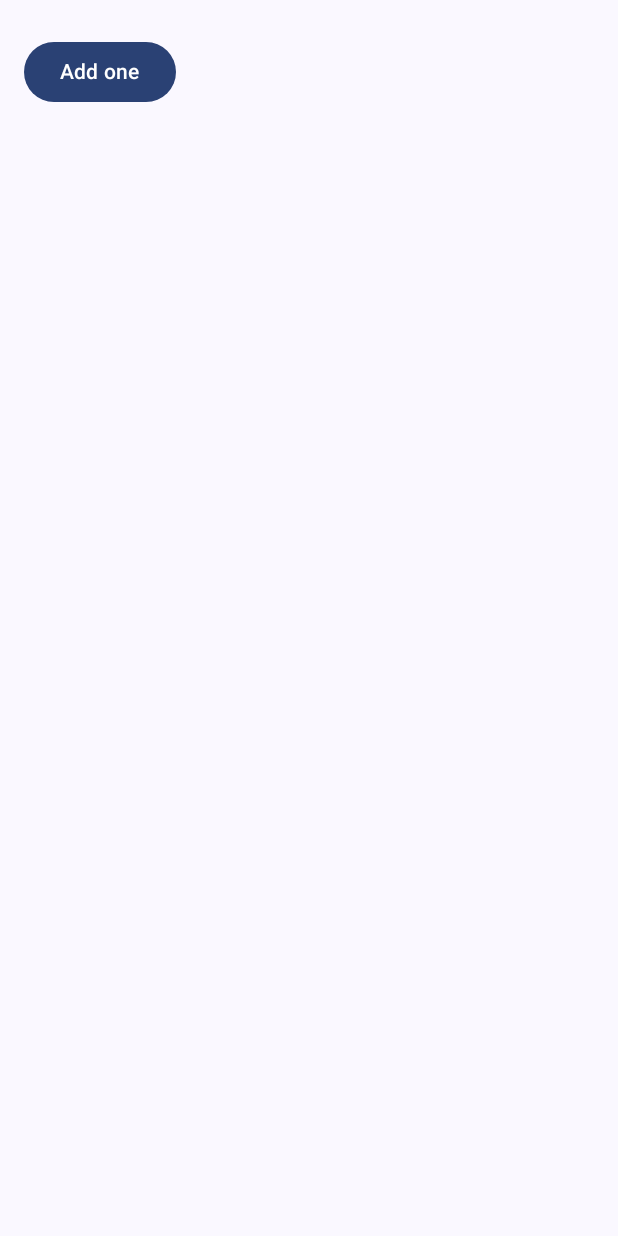
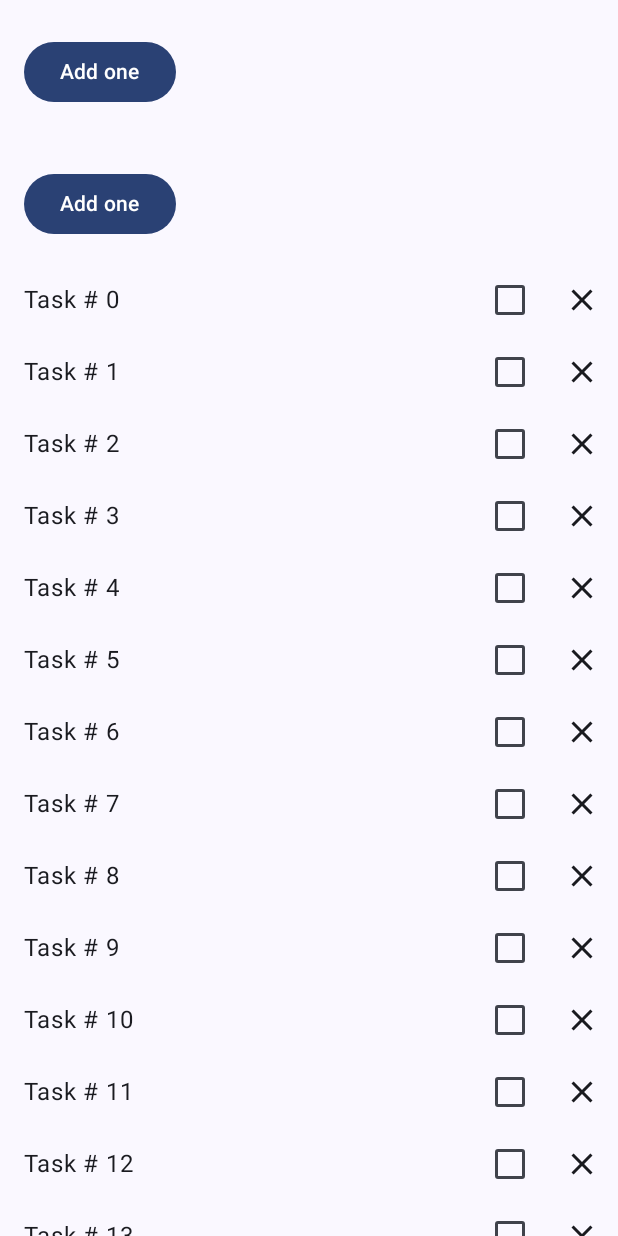
Before and after one commit to Ojongseok/Compose_CodeLab_Tutorial, an Android app built with Jetpack Compose: the screen it shows after launch (MainActivity), on a phone screen of 412 x 824 dp. Run offline under Robolectric (Android 15) with nearby library versions, the phone set to English and light mode, and no system bars.

Commit message:
mutableStateList로 변환중

```diff
--- a/app/src/main/java/com/example/composetutorial/WaterCounter.kt
+++ b/app/src/main/java/com/example/composetutorial/WaterCounter.kt
@@ -1,32 +1,72 @@
 package com.example.composetutorial
 
 import androidx.compose.foundation.layout.Column
-import androidx.compose.foundation.layout.Row
 import androidx.compose.foundation.layout.padding
 import androidx.compose.material3.Button
 import androidx.compose.material3.Text
 import androidx.compose.runtime.Composable
-import androidx.compose.runtime.MutableState
 import androidx.compose.runtime.getValue
 import androidx.compose.runtime.mutableStateOf
 import androidx.compose.runtime.remember
 import androidx.compose.runtime.saveable.rememberSaveable
 import androidx.compose.runtime.setValue
 import androidx.compose.ui.Modifier
-import androidx.compose.ui.tooling.preview.Preview
 import androidx.compose.ui.unit.dp
 
 @Composable
 fun WaterCounter(modifier: Modifier = Modifier) {
     Column(modifier = modifier.padding(16.dp)) {
         var count by rememberSaveable { mutableStateOf(0) }
+
         if (count > 0) {
             Text("You've had $count glasses.")
         }
+
         Button(onClick = { count++ }, Modifier.padding(top = 8.dp), enabled = count < 10) {
             Text("Add one")
         }
     }
+}
+
+@Composable
+fun StatelessCounter(
+    count: Int,
+    onIncrement: () -> Unit,
+    modifier: Modifier = Modifier
+) {
+    Column(
+        modifier = modifier.padding(all = 16.dp)
+    ) {
+        if (count > 0) {
+            Text("You've had $count glasses.")
+        }
+        Button(onClick = onIncrement, Modifier.padding(top = 8.dp), enabled = count < 10) {
+            Text("Add one")
+        }
+    }
+}
+
+@Composable
+fun StatefulCounter(
+    modifier: Modifier = Modifier
+) {
+//    var count by remember { mutableStateOf(0) }
+    var waterCount by remember { mutableStateOf(0) }
+    var juiceCount by remember { mutableStateOf(0) }
+//    StatelessCounter(count = count, onIncrement = { count++ }, modifier)
+//    Column {
+//        StatelessCounter(count = waterCount, onIncrement = { waterCount++ })
+//        StatelessCounter(count = juiceCount, onIncrement = { juiceCount++ })
+//    }
+
+    var count by remember {
+        mutableStateOf(0)
+    }
+    Column {
+        StatelessCounter(count = count, onIncrement = { count++ })
+        StatelessCounter(count = count, onIncrement = { count*=2 })
+    }
+
 }
 
 //@Composable
--- a/app/src/main/java/com/example/composetutorial/WellnessScreen.kt
+++ b/app/src/main/java/com/example/composetutorial/WellnessScreen.kt
@@ -1,9 +1,27 @@
 package com.example.composetutorial
 
+import androidx.compose.foundation.layout.Column
 import androidx.compose.runtime.Composable
+import androidx.compose.runtime.remember
+import androidx.compose.runtime.toMutableStateList
 import androidx.compose.ui.Modifier
 
 @Composable
 fun WellnessScreen(modifier: Modifier = Modifier) {
-    WaterCounter(modifier)
+//    WaterCounter(modifier)
+    Column(modifier= modifier) {
+        StatefulCounter(modifier)
+//        WellnessTasksList()
+        val list = remember {
+            getWellnessTasks().toMutableStateList()
+        }
+        WellnessTasksList(
+            list = list,
+            onCloseTask = {
+                list.remove(it)
+            }
+        )
+    }
 }
+
+private fun getWellnessTasks() = List(30) { i -> WellnessTask(i, "Task # $i") }
--- a/app/src/main/java/com/example/composetutorial/WellnessTask.kt
+++ b/app/src/main/java/com/example/composetutorial/WellnessTask.kt
@@ -1,3 +1,6 @@
 package com.example.composetutorial
 
-data class WellnessTask()
+data class WellnessTask(
+    val id: Int,
+    val label: String
+)
--- a/app/src/main/java/com/example/composetutorial/WellnessTaskItem.kt
+++ b/app/src/main/java/com/example/composetutorial/WellnessTaskItem.kt
@@ -4,10 +4,16 @@ import androidx.compose.foundation.layout.Row
 import androidx.compose.foundation.layout.padding
 import androidx.compose.material.icons.Icons
 import androidx.compose.material.icons.filled.Close
+import androidx.compose.material3.Checkbox
 import androidx.compose.material3.Icon
 import androidx.compose.material3.IconButton
 import androidx.compose.material3.Text
 import androidx.compose.runtime.Composable
+import androidx.compose.runtime.getValue
+import androidx.compose.runtime.mutableStateOf
+import androidx.compose.runtime.remember
+import androidx.compose.runtime.saveable.rememberSaveable
+import androidx.compose.runtime.setValue
 import androidx.compose.ui.Alignment
 import androidx.compose.ui.Modifier
 import androidx.compose.ui.tooling.preview.Preview
@@ -16,6 +22,8 @@ import androidx.compose.ui.unit.dp
 @Composable
 fun WellnessTaskItem(
     taskName: String,
+    checked: Boolean,
+    onCheckedChange: (Boolean) -> Unit,
     onClose: () -> Unit,
     modifier: Modifier = Modifier
 ) {
@@ -29,6 +37,10 @@ fun WellnessTaskItem(
                 .weight(1f)
                 .padding(start = 16.dp)
         )
+        Checkbox(
+            checked = checked,
+            onCheckedChange = onCheckedChange
+        )
         IconButton(
             onClick = onClose
         ) {
@@ -36,3 +48,20 @@ fun WellnessTaskItem(
         }
     }
 }
+
+@Composable
+fun WellnessTaskItem(
+    taskName: String,
+    onClose: () -> Unit,
+    modifier: Modifier = Modifier
+) {
+    var checkedState by rememberSaveable { mutableStateOf(false) }
+
+    WellnessTaskItem(
+        taskName = taskName,
+        checked = checkedState,
+        onCheckedChange = { newValue -> checkedState = newValue },
+        onClose = {  },
+        modifier = modifier
+    )
+}
--- a/app/src/main/java/com/example/composetutorial/WellnessTasksList.kt
+++ b/app/src/main/java/com/example/composetutorial/WellnessTasksList.kt
@@ -1,4 +1,24 @@
 package com.example.composetutorial
 
-class WellnessTasksList {
+import androidx.compose.foundation.lazy.LazyColumn
+import androidx.compose.foundation.lazy.items
+import androidx.compose.runtime.Composable
+import androidx.compose.runtime.remember
+import androidx.compose.ui.Modifier
+
+private fun getWellnessTasks() = List(30) { i -> WellnessTask(i, "Task # $i") }
+
+@Composable
+fun WellnessTasksList(
+    modifier: Modifier = Modifier,
+    onCloseTask: (WellnessTask) -> Unit,
+    list: List<WellnessTask> = remember { getWellnessTasks() }
+) {
+    LazyColumn(
+        modifier = modifier
+    ) {
+        items(list) {
+            WellnessTaskItem(taskName = it.label, onClose = {onCloseTask(it)})
+        }
+    }
 }
```
